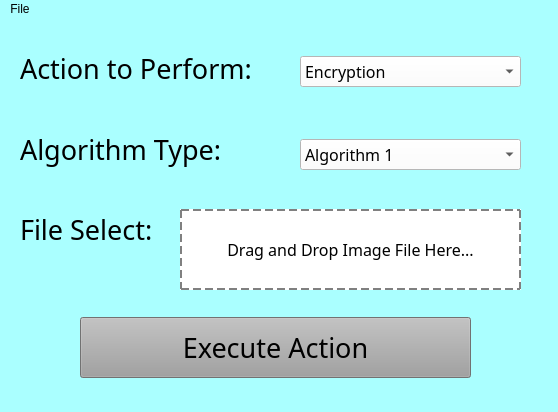
First picture: the form in src/mainwindow.ui, repository terrytosh/image-encryptor, before the edit.
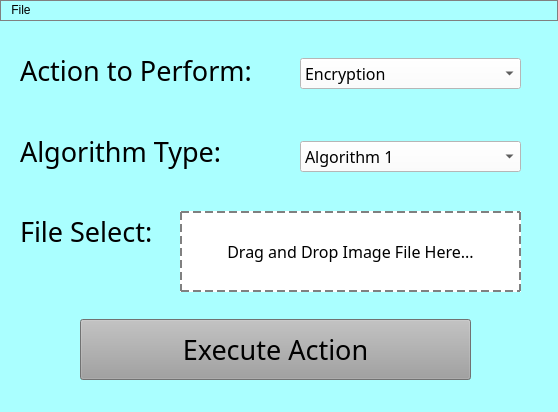
Second picture: the form after the edit.

Commit message: Border added to menu bar...

Patch:
```diff
--- a/src/mainwindow.ui
+++ b/src/mainwindow.ui
@@ -243,9 +243,12 @@
      <x>0</x>
      <y>0</y>
      <width>558</width>
-     <height>22</height>
+     <height>24</height>
     </rect>
    </property>
+   <property name="styleSheet">
+    <string notr="true">border: 1px solid gray;</string>
+   </property>
    <widget class="QMenu" name="menuFile">
     <property name="title">
      <string>File</string>
```
